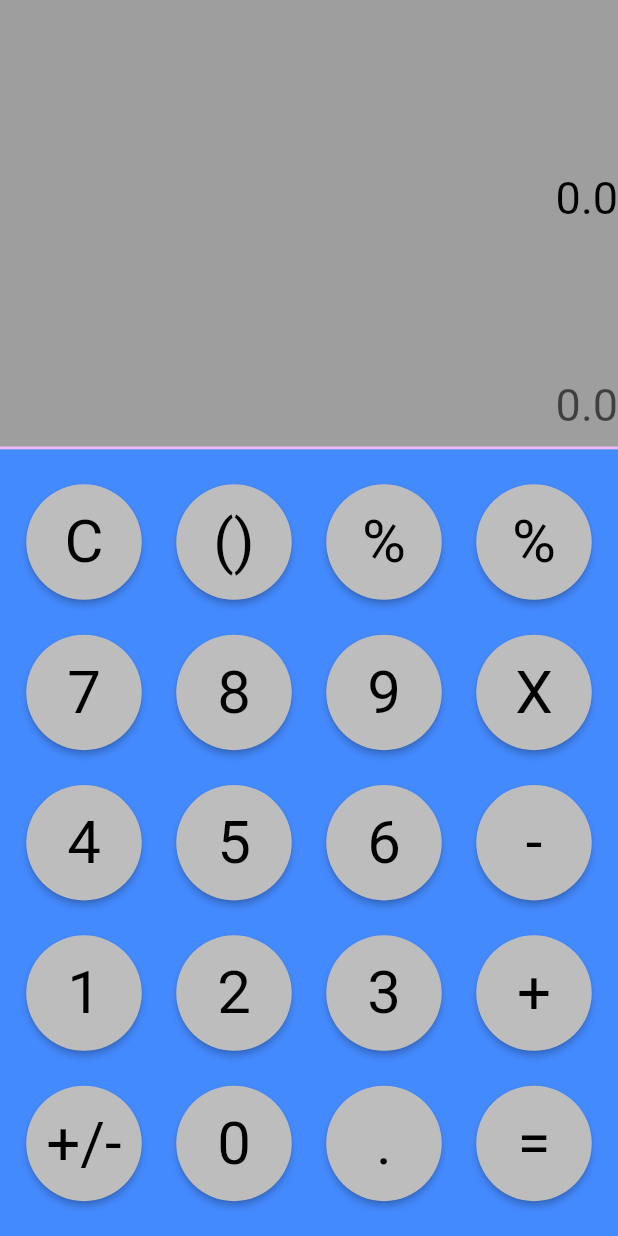
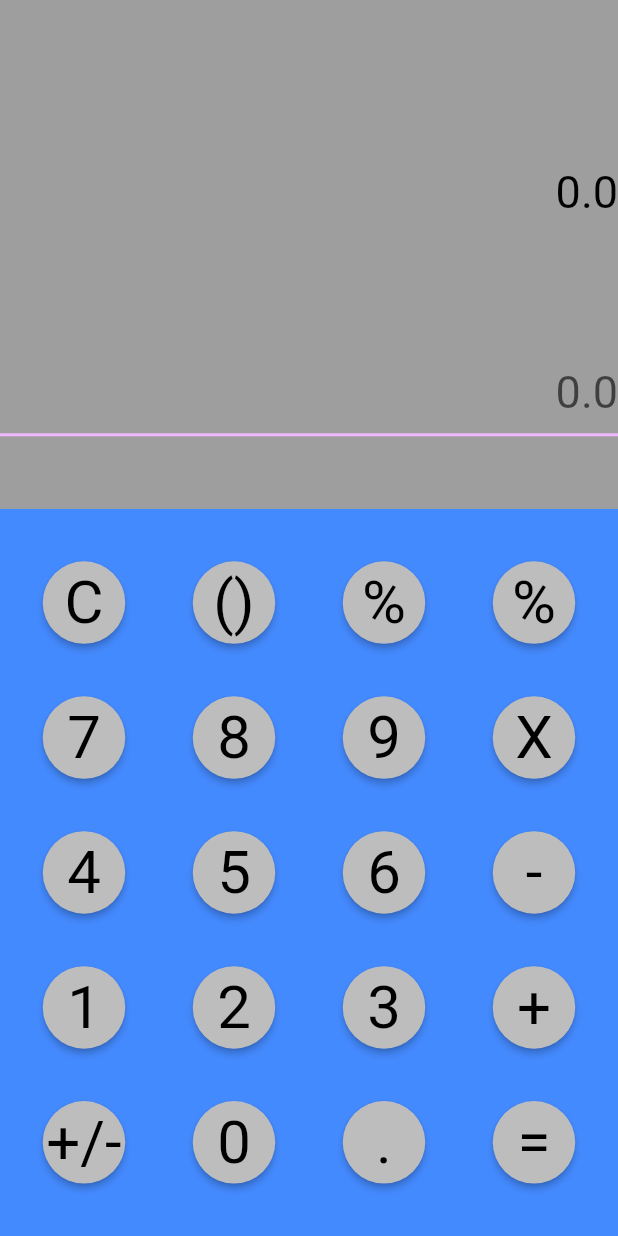
Before and after one commit to myring100/simple_calculator, a Flutter app: the screen it shows after launch, on a phone screen of 412 x 824 dp. Run offline on Flutter 3.47's test engine with Material 2 defaults, Android fonts, the phone set to English and light mode, and no system bars.

Commit message:
from window2

```diff
--- a/lib/calculator_page.dart
+++ b/lib/calculator_page.dart
@@ -1,6 +1,8 @@
 import 'package:flutter/material.dart';
 import 'keyboard.dart';
-
+import 'inputPage.dart';
+import 'package:simple_calculator/resultPage.dart';
+import 'menuWidget.dart';
 class CalculatorPage extends StatefulWidget {
   const CalculatorPage({Key? key}) : super(key: key);
 
@@ -16,40 +18,11 @@ class _CalculatorPage extends State<CalculatorPage> {
       body: Column(
         mainAxisAlignment: MainAxisAlignment.center,
         crossAxisAlignment: CrossAxisAlignment.stretch,
-        children: [
-
-          const Expanded(
-
-            flex: 2,
-            child: Align(
-              alignment: Alignment.bottomRight,
-              child: Text(
-                '0.0',
-                style: TextStyle(
-                  fontSize: 30.0,
-                  color: Colors.black,
-                ),
-                textAlign: TextAlign.end,
-
-              ),
-            ),
-          ),
-          Expanded(
-            flex: 2,
-            child: Align(
-              alignment: Alignment.bottomRight,
-              child: TextFormField(
-                autofocus: true,
-                readOnly: true,
-                textAlign: TextAlign.end,
-                decoration: const InputDecoration(
-                  hintText: '0.0',
-                  hintStyle: TextStyle(fontSize: 30.0),
-                ),
-              ),
-            ),
-          ),
-          const Expanded(flex: 7, child: Keyboard()),
+        children: const [
+          Expanded(flex: 3, child: InputPage()),
+          Expanded(flex: 3, child: ResultPage()),
+          Expanded(flex :1, child: MenuWidget()),
+          Expanded(flex: 10, child: Keyboard()),
         ],
       ),
     );
--- a/lib/constants.dart
+++ b/lib/constants.dart
@@ -5,4 +5,3 @@ const kKeyButtonTextStyle = TextStyle(
   fontSize: 40.0,
   color: Colors.black,
 );
-//hi
--- /dev/null
+++ b/lib/inputPage.dart
@@ -0,0 +1,25 @@
+import 'package:flutter/material.dart';
+
+class InputPage extends StatefulWidget {
+  const InputPage({Key? key}) : super(key: key);
+
+  @override
+  State<InputPage> createState() => _InputPageState();
+}
+
+class _InputPageState extends State<InputPage> {
+  @override
+  Widget build(BuildContext context) {
+    return const Align(
+      alignment: Alignment.bottomRight,
+      child: Text(
+        '0.0',
+        style: TextStyle(
+          fontSize: 30.0,
+          color: Colors.black,
+        ),
+        textAlign: TextAlign.end,
+      ),
+    );
+  }
+}
--- a/lib/keyboard.dart
+++ b/lib/keyboard.dart
@@ -44,7 +44,7 @@ RawMaterialButton numButton(String input) {
       onPressed: () {},
       elevation: 2.0,
       fillColor: Colors.grey[400],
-      padding: const EdgeInsets.all(15.0),
+      padding: const EdgeInsets.all(4.0),
       shape: const CircleBorder(),
       child: Text(
         input,
--- /dev/null
+++ b/lib/menuWidget.dart
@@ -0,0 +1,16 @@
+import 'package:flutter/material.dart';
+
+
+class MenuWidget extends StatefulWidget {
+  const MenuWidget({Key? key}) : super(key: key);
+
+  @override
+  State<MenuWidget> createState() => _MenuWidgetState();
+}
+
+class _MenuWidgetState extends State<MenuWidget> {
+  @override
+  Widget build(BuildContext context) {
+    return Container();
+  }
+}
--- /dev/null
+++ b/lib/resultPage.dart
@@ -0,0 +1,26 @@
+import 'package:flutter/material.dart';
+
+class ResultPage extends StatefulWidget {
+  const ResultPage({Key? key}) : super(key: key);
+
+  @override
+  State<ResultPage> createState() => _ResultPageState();
+}
+
+class _ResultPageState extends State<ResultPage> {
+  @override
+  Widget build(BuildContext context) {
+    return Align(
+      alignment: Alignment.bottomRight,
+      child: TextFormField(
+        autofocus: true,
+        readOnly: true,
+        textAlign: TextAlign.end,
+        decoration: const InputDecoration(
+          hintText: '0.0',
+          hintStyle: TextStyle(fontSize: 30.0),
+        ),
+      ),
+    );
+  }
+}
```
